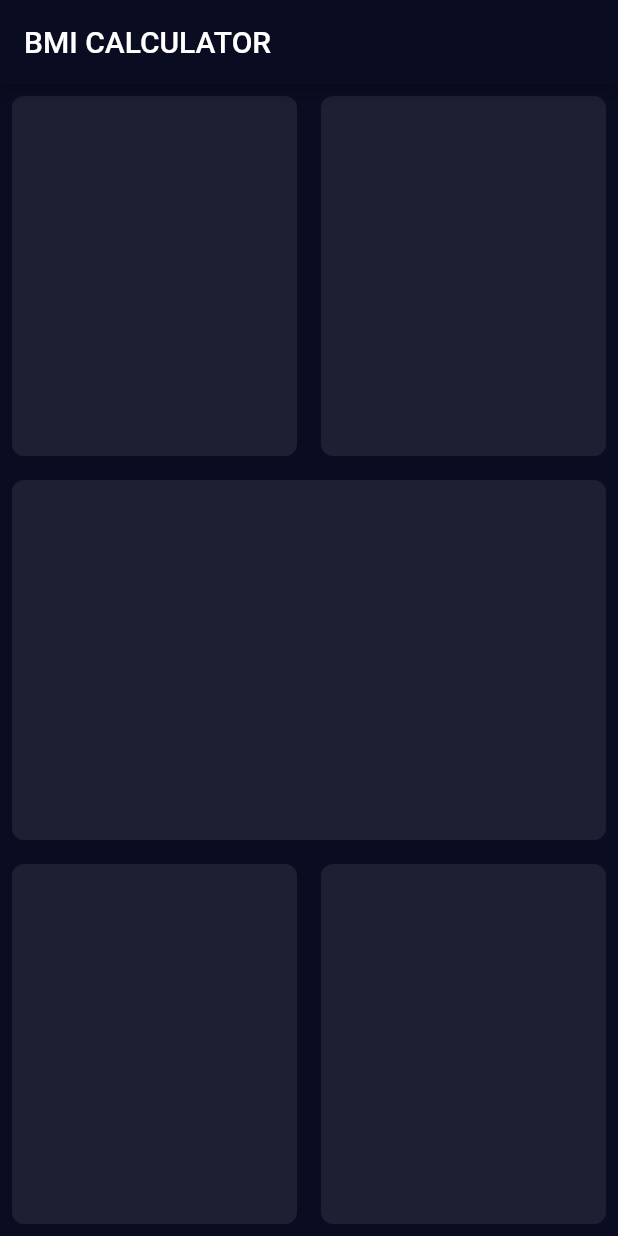
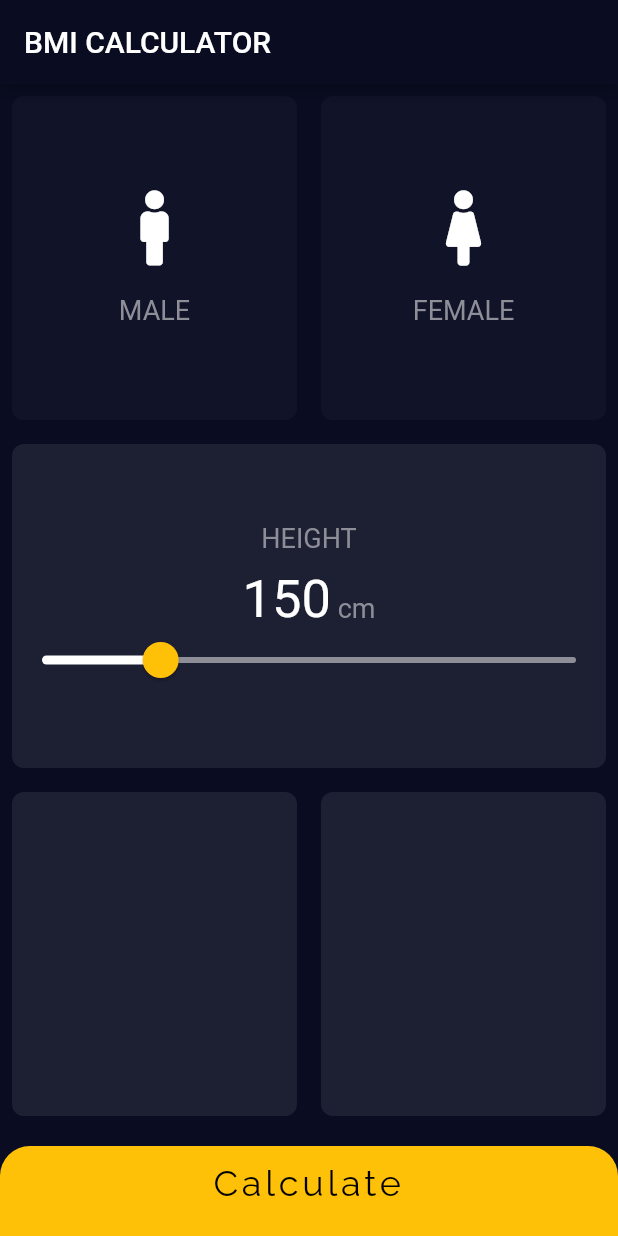
Before and after one commit to MaiaraM/flutter-bmi-calculator, a Flutter app: the screen it shows after launch, on a phone screen of 412 x 824 dp. Run offline on Flutter 3.47's test engine with Material 2 defaults, Android fonts, the phone set to English and light mode, and no system bars; our stand-ins replace font_awesome_flutter, google_fonts.

Commit message:
add height and slider

```diff
--- /dev/null
+++ b/lib/conts.dart
@@ -0,0 +1,7 @@
+import 'package:flutter/material.dart';
+
+const kIconInactiveColor = Color(0xFF8D8E98);
+const kActiveCardColor = Color(0xFF1D1F33);
+const kInactiveCardColor = Color(0xFF111328);
+
+const kLabelTextStyle = TextStyle(fontSize: 18.0, color: kIconInactiveColor);
--- a/lib/input_page.dart
+++ b/lib/input_page.dart
@@ -1,4 +1,15 @@
+import 'package:bmi_calculator/widget/base_card.dart';
+import 'package:bmi_calculator/widget/icon_content.dart';
 import 'package:flutter/material.dart';
+import 'package:font_awesome_flutter/font_awesome_flutter.dart';
+import 'package:google_fonts/google_fonts.dart';
+
+import 'conts.dart';
+
+enum Gender {
+  male,
+  female,
+}
 
 class InputPage extends StatefulWidget {
   @override
@@ -6,6 +17,9 @@ class InputPage extends StatefulWidget {
 }
 
 class _InputPageState extends State<InputPage> {
+  Gender selectGender;
+  int heightData = 150;
+
   @override
   Widget build(BuildContext context) {
     return Scaffold(
@@ -18,20 +32,78 @@ class _InputPageState extends State<InputPage> {
             child: Row(
               children: <Widget>[
                 Expanded(
-                  child: Container(
-                    margin: EdgeInsets.all(8.0),
-                    decoration: BoxDecoration(
-                      color: Color(0xFF1D1F33),
-                      borderRadius: BorderRadius.circular(8),
-                    ),
+                  child: BaseCard(
+                    onTap: () => setState(() => selectGender = Gender.male),
+                    cardColor: selectGender == Gender.male
+                        ? kActiveCardColor
+                        : kInactiveCardColor,
+                    cardChild: IconContent(FontAwesomeIcons.male, 'MALE'),
                   ),
                 ),
                 Expanded(
-                  child: Container(
-                    margin: EdgeInsets.all(8.0),
-                    decoration: BoxDecoration(
-                      color: Color(0xFF1D1F33),
-                      borderRadius: BorderRadius.circular(8),
+                  child: BaseCard(
+                    onTap: () => setState(() => selectGender = Gender.female),
+                    cardColor: selectGender == Gender.female
+                        ? kActiveCardColor
+                        : kInactiveCardColor,
+                    cardChild: IconContent(FontAwesomeIcons.female, 'FEMALE'),
+                  ),
+                ),
+              ],
+            ),
+          ),
+          Expanded(
+            child: Row(
+              children: <Widget>[
+                Expanded(
+                  child: BaseCard(
+                    cardColor: kActiveCardColor,
+                    cardChild: Column(
+                      mainAxisAlignment: MainAxisAlignment.center,
+                      children: <Widget>[
+                        Text(
+                          "HEIGHT",
+                          style: kLabelTextStyle,
+                        ),
+                        SizedBox(
+                          height: 10,
+                        ),
+                        Row(
+                          mainAxisAlignment: MainAxisAlignment.center,
+                          crossAxisAlignment: CrossAxisAlignment.baseline,
+                          textBaseline: TextBaseline.alphabetic,
+                          children: <Widget>[
+                            Text(
+                              '$heightData',
+                              style: TextStyle(fontSize: 35),
+                            ),
+                            Text(
+                              ' cm',
+                              style: kLabelTextStyle,
+                            ),
+                          ],
+                        ),
+                        SliderTheme(
+                          data: SliderTheme.of(context).copyWith(
+                            inactiveTrackColor: kIconInactiveColor,
+                            overlayColor: Color(0x25FFC107),
+                            thumbColor: Color(0xFFFFC107),
+                            activeTrackColor: Colors.white,
+                            overlayShape:
+                                RoundSliderOverlayShape(overlayRadius: 20.0),
+                            thumbShape:
+                                RoundSliderThumbShape(enabledThumbRadius: 12.0),
+                          ),
+                          child: Slider(
+                            value: heightData.toDouble(),
+                            min: 130.0,
+                            max: 220.0,
+                            onChanged: (value) {
+                              setState(() => heightData = value.round());
+                            },
+                          ),
+                        )
+                      ],
                     ),
                   ),
                 ),
@@ -42,41 +114,34 @@ class _InputPageState extends State<InputPage> {
             child: Row(
               children: <Widget>[
                 Expanded(
-                  child: Container(
-                    margin: EdgeInsets.all(8.0),
-                    decoration: BoxDecoration(
-                      color: Color(0xFF1D1F33),
-                      borderRadius: BorderRadius.circular(8),
-                    ),
+                  child: BaseCard(
+                    cardColor: kActiveCardColor,
+                  ),
+                ),
+                Expanded(
+                  child: BaseCard(
+                    cardColor: kActiveCardColor,
                   ),
                 ),
               ],
             ),
           ),
-          Expanded(
-            child: Row(
-              children: <Widget>[
-                Expanded(
-                  child: Container(
-                    margin: EdgeInsets.all(8.0),
-                    decoration: BoxDecoration(
-                      color: Color(0xFF1D1F33),
-                      borderRadius: BorderRadius.circular(8),
-                    ),
-                  ),
-                ),
-                Expanded(
-                  child: Container(
-                    margin: EdgeInsets.all(8.0),
-                    decoration: BoxDecoration(
-                      color: Color(0xFF1D1F33),
-                      borderRadius: BorderRadius.circular(8),
-                    ),
-                  ),
-                ),
-              ],
+          Container(
+            padding: EdgeInsets.only(top: 10),
+            child: Text(
+              "Calculate",
+              textAlign: TextAlign.center,
+              style: GoogleFonts.raleway(
+                  fontSize: 24.0, letterSpacing: 2.5, color: Colors.black),
             ),
-          ),
+            margin: EdgeInsets.only(top: 12.0),
+            decoration: BoxDecoration(
+              color: Colors.amber,
+              borderRadius: BorderRadius.vertical(top: Radius.circular(20)),
+            ),
+            height: 60.0,
+            width: double.infinity,
+          )
         ],
       ),
     );
--- /dev/null
+++ b/lib/widget/base_card.dart
@@ -0,0 +1,24 @@
+import 'package:flutter/material.dart';
+
+class BaseCard extends StatelessWidget {
+  final Color cardColor;
+  final Widget cardChild;
+  final Function onTap;
+
+  BaseCard({this.cardColor, this.cardChild, this.onTap});
+
+  @override
+  Widget build(BuildContext context) {
+    return GestureDetector(
+      onTap: onTap,
+      child: Container(
+        child: cardChild,
+        margin: EdgeInsets.all(8.0),
+        decoration: BoxDecoration(
+          color: cardColor,
+          borderRadius: BorderRadius.circular(8),
+        ),
+      ),
+    );
+  }
+}
--- /dev/null
+++ b/lib/widget/icon_content.dart
@@ -0,0 +1,28 @@
+import 'package:flutter/material.dart';
+
+import '../conts.dart';
+
+class IconContent extends StatelessWidget {
+  final IconData iconName;
+  final String label;
+
+  IconContent(this.iconName, this.label);
+
+  @override
+  Widget build(BuildContext context) {
+    return Column(
+      mainAxisAlignment: MainAxisAlignment.center,
+      children: <Widget>[
+        Icon(
+          iconName,
+          size: 50.0,
+        ),
+        SizedBox(height: 20),
+        Text(
+          label,
+          style: kLabelTextStyle,
+        )
+      ],
+    );
+  }
+}
--- a/pubspec.yaml
+++ b/pubspec.yaml
@@ -11,6 +11,9 @@ dependencies:
     sdk: flutter
 
   cupertino_icons: ^0.1.2
+  google_fonts: ^0.3.10
+  font_awesome_flutter: ^8.8.1
+
 
 dev_dependencies:
   flutter_test:
```
Also changed, not shown: 1 other file.
